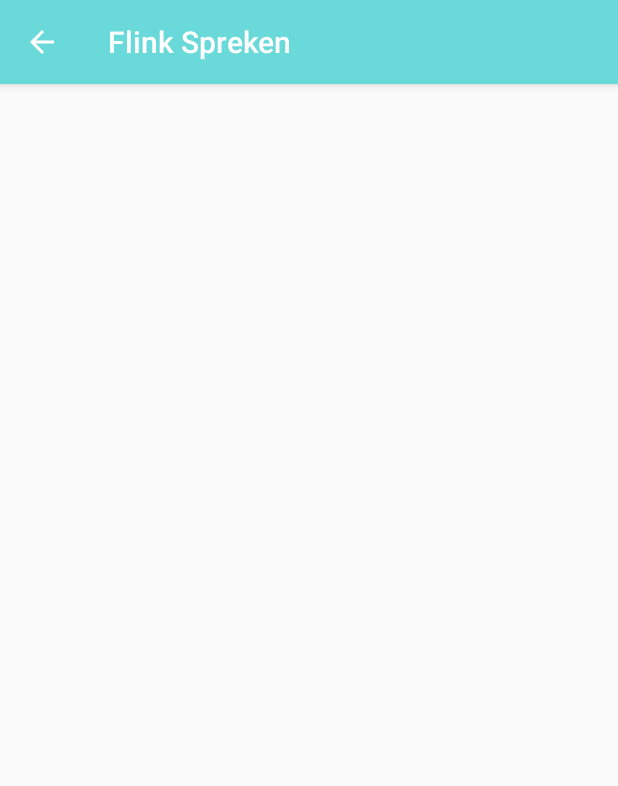
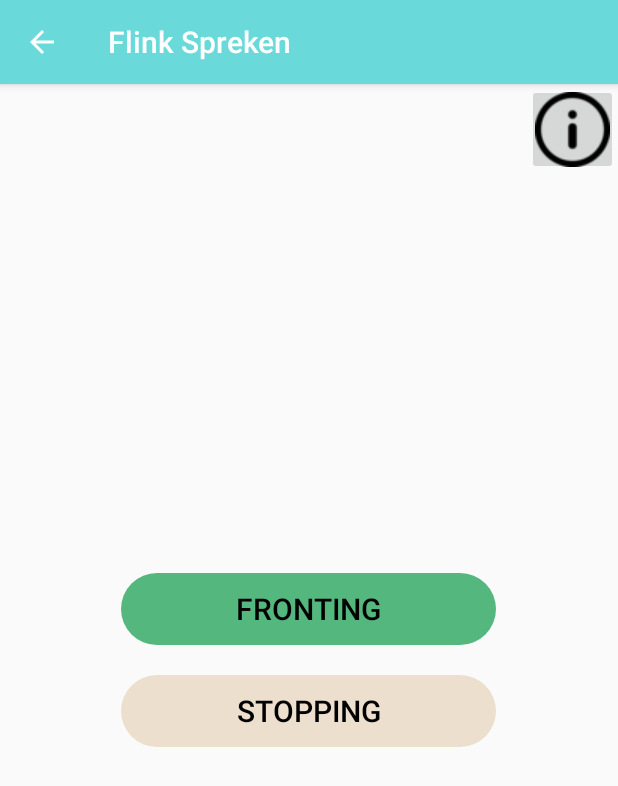
Before and after one commit to BramBleys/FlinkSpreken, an Android app: the FrontStopActivity screen opened directly, with no data from a screen before it, on a phone screen of 412 x 824 dp. Shown: the top 786 px of the screen. Run offline under Robolectric (Android 15) with nearby library versions, the phone set to English and light mode, and no system bars.

Commit message:
Worked on fronting stopping screen

```diff
--- a/app/src/main/java/be/thomasmore/flinkspreken/FrontStopActivity.java
+++ b/app/src/main/java/be/thomasmore/flinkspreken/FrontStopActivity.java
@@ -1,9 +1,14 @@
 package be.thomasmore.flinkspreken;
 
+import android.app.AlertDialog;
+import android.app.Dialog;
+import android.content.DialogInterface;
+import android.support.v4.app.DialogFragment;
 import android.support.v7.app.AppCompatActivity;
 import android.os.Bundle;
 import android.view.Menu;
 import android.view.MenuItem;
+import android.view.View;
 
 public class FrontStopActivity extends AppCompatActivity {
 
@@ -12,6 +17,17 @@
         super.onCreate(savedInstanceState);
         setContentView(R.layout.activity_front_stop);
         getSupportActionBar().setDisplayHomeAsUpEnabled(true);
+
+    }
+
+    public void onClickButtonInfo(View v) {
+    }
+
+    public void onClickButtonFronting(View v) {
+
+    }
+
+    public void onClickButtonStopping(View v) {
 
     }
 
@@ -26,6 +42,7 @@
 
         return super.onOptionsItemSelected(item);
     }
+
     public boolean onCreateOptionsMenu(Menu menu) {
         return true;
     }
--- a/app/src/main/res/layout/activity_front_stop.xml
+++ b/app/src/main/res/layout/activity_front_stop.xml
@@ -6,4 +6,67 @@
     android:layout_height="match_parent"
     tools:context=".FrontStopActivity">
 
+    <RelativeLayout xmlns:android="http://schemas.android.com/apk/res/android"
+        android:layout_width="match_parent"
+        android:layout_height="match_parent">
+
+        <ImageButton
+            android:id="@+id/info"
+            android:layout_width="wrap_content"
+            android:layout_height="wrap_content"
+            android:layout_alignParentRight="true"
+            android:layout_alignParentTop="true"
+            android:onClick="onClickButtonInfo"
+            android:padding="5dp"
+            android:src="@drawable/info_icon" />
+
+    </RelativeLayout>
+
+
+    <RelativeLayout
+        android:id="@+id/relativeLayout"
+        android:layout_width="match_parent"
+        android:layout_height="match_parent"
+        android:layout_marginBottom="8dp"
+        android:layout_marginLeft="8dp"
+        android:layout_marginRight="8dp"
+        android:layout_marginTop="8dp"
+        android:gravity="center_vertical"
+        app:layout_constraintBottom_toBottomOf="parent"
+        app:layout_constraintHorizontal_bias="0.0"
+        app:layout_constraintLeft_toLeftOf="parent"
+        app:layout_constraintRight_toRightOf="parent"
+        app:layout_constraintTop_toTopOf="parent"
+        app:layout_constraintVertical_bias="0.0">
+
+        <Button
+            android:id="@+id/fronting"
+            style="?android:attr/borderlessButtonStyle"
+            android:layout_width="250dp"
+            android:layout_height="wrap_content"
+            android:layout_centerHorizontal="true"
+            android:layout_centerVertical="true"
+            android:background="@drawable/button_green"
+            android:onClick="onClickButtonFronting"
+            android:padding="10dp"
+            android:text="@string/fronting"
+            android:textSize="20sp" />
+
+        <Button
+            android:id="@+id/stopping"
+            style="?android:attr/borderlessButtonStyle"
+            android:layout_width="250dp"
+            android:layout_height="wrap_content"
+            android:layout_below="@id/fronting"
+            android:layout_centerHorizontal="true"
+            android:layout_marginTop="20dp"
+            android:background="@drawable/button_bruin"
+            android:onClick="onClickButtonStopping"
+            android:padding="10dp"
+            android:text="@string/stopping"
+            android:textSize="20sp" />
+
+
+    </RelativeLayout>
+
 </android.support.constraint.ConstraintLayout>
--- a/app/src/main/res/layout/activity_start.xml
+++ b/app/src/main/res/layout/activity_start.xml
@@ -9,7 +9,7 @@
     <RelativeLayout
         android:id="@+id/relativeLayout"
         android:layout_width="match_parent"
-        android:layout_height="559dp"
+        android:layout_height="match_parent"
         android:layout_marginBottom="8dp"
         android:layout_marginLeft="8dp"
         android:layout_marginRight="8dp"
@@ -51,18 +51,31 @@
             android:text="@string/resultaten"
             android:textSize="20sp" />
 
-        <LinearLayout
-            android:layout_width="match_parent"
-            android:layout_height="239dp"
-            android:layout_below="@id/resultaten"
-            android:orientation="horizontal">
+        <!--<LinearLayout-->
+            <!--android:layout_width="match_parent"-->
+            <!--android:layout_height="239dp"-->
+            <!--android:layout_below="@id/resultaten"-->
+            <!--android:orientation="horizontal">-->
 
-            <ImageView
-                android:layout_width="fill_parent"
-                android:layout_height="match_parent"
-                android:src="@drawable/kids_happy" />
-        </LinearLayout>
+            <!--<ImageView-->
+                <!--android:layout_width="fill_parent"-->
+                <!--android:layout_height="match_parent"-->
+                <!--android:src="@drawable/kids_happy" />-->
+        <!--</LinearLayout>-->
 
+
+    </RelativeLayout>
+
+    <RelativeLayout xmlns:android="http://schemas.android.com/apk/res/android"
+        android:layout_width="match_parent"
+        android:layout_height="match_parent">
+
+        <ImageView
+            android:layout_width="fill_parent"
+            android:layout_height="200dp"
+            android:layout_alignParentBottom="true"
+            android:layout_centerHorizontal="true"
+            android:src="@drawable/kids_happy" />
 
     </RelativeLayout>
 
--- a/app/src/main/res/values/strings.xml
+++ b/app/src/main/res/values/strings.xml
@@ -3,4 +3,6 @@
     <string name="kies_account">Kies je account</string>
     <string name="start">Start</string>
     <string name="resultaten">Resultaten</string>
+    <string name="fronting">Fronting</string>
+    <string name="stopping">Stopping</string>
 </resources>
```
Also changed, not shown: app/src/main/res/drawable/info_icon.png (added).
